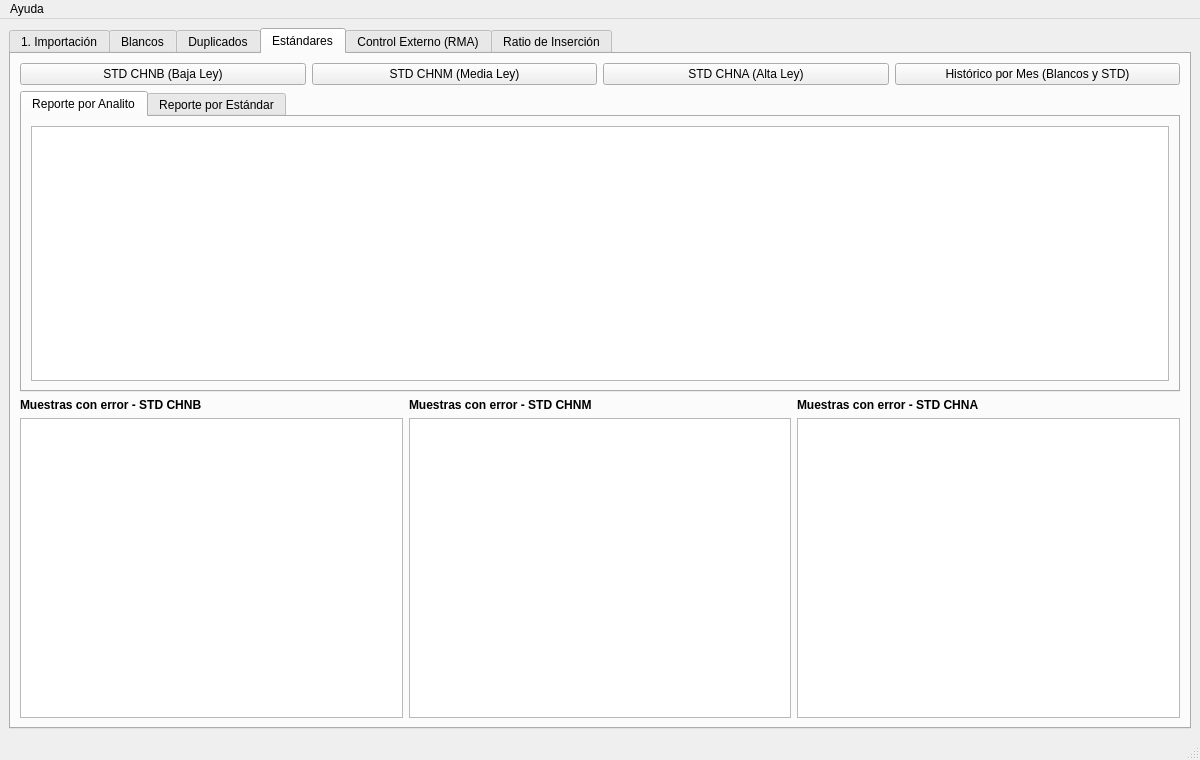
Qt form qaqcbs.ui (frecines/Lab1) before a commit.
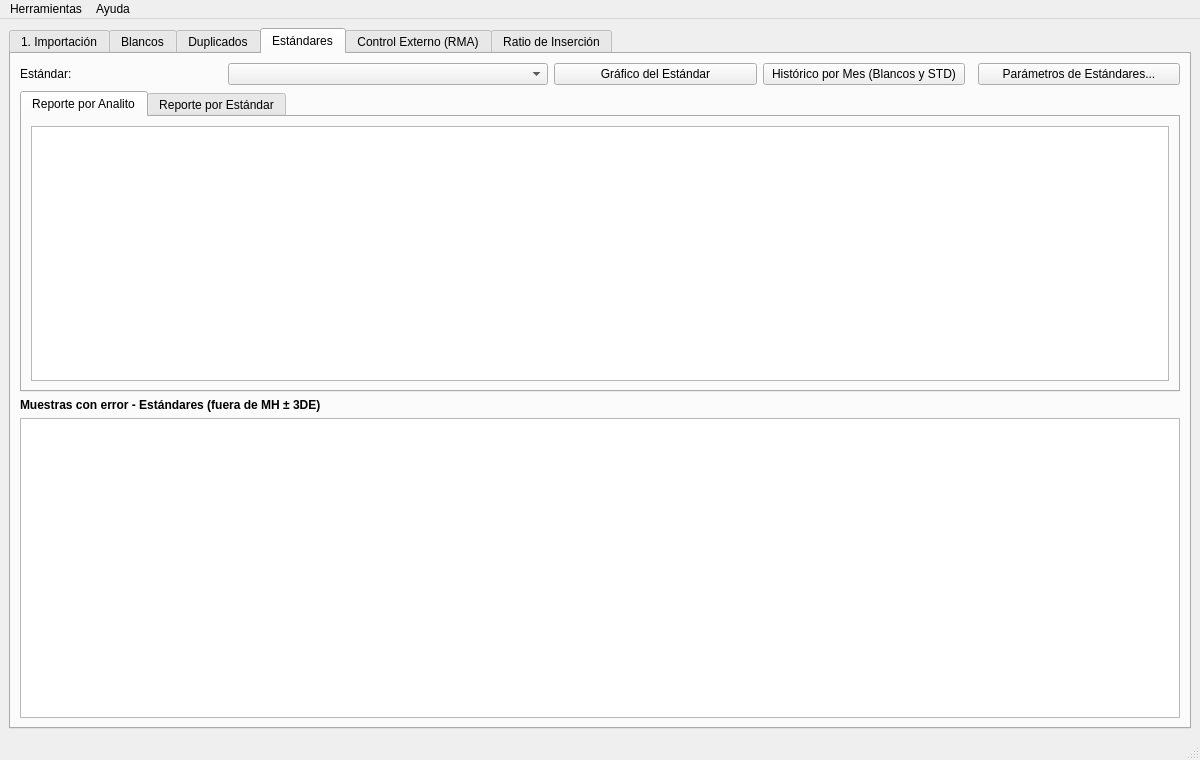
The same form after that commit. The open tabs and pages were chosen to show the change.

```diff
--- a/qaqcbs.ui
+++ b/qaqcbs.ui
@@ -492,23 +492,26 @@
         <item row="0" column="0" colspan="3">
          <layout class="QHBoxLayout" name="layoutBotonesSTD">
           <item>
-           <widget class="QPushButton" name="CHNB">
+           <widget class="QLabel" name="lblSTD">
             <property name="text">
-             <string>STD CHNB (Baja Ley)</string>
+             <string>Estándar:</string>
             </property>
            </widget>
           </item>
           <item>
-           <widget class="QPushButton" name="CHNM">
-            <property name="text">
-             <string>STD CHNM (Media Ley)</string>
+           <widget class="QComboBox" name="cmbSTD">
+            <property name="minimumSize">
+             <size>
+              <width>320</width>
+              <height>0</height>
+             </size>
             </property>
            </widget>
           </item>
           <item>
            <widget class="QPushButton" name="CHNA">
             <property name="text">
-             <string>STD CHNA (Alta Ley)</string>
+             <string>Gráfico del Estándar</string>
             </property>
            </widget>
           </item>
@@ -519,6 +522,20 @@
             </property>
            </widget>
           </item>
+          <item>
+           <spacer name="spacerSTD">
+            <property name="orientation">
+             <enum>Qt::Horizontal</enum>
+            </property>
+           </spacer>
+          </item>
+          <item>
+           <widget class="QPushButton" name="ParamSTD">
+            <property name="text">
+             <string>Parámetros de Estándares...</string>
+            </property>
+           </widget>
+          </item>
          </layout>
         </item>
         <item row="1" column="0" colspan="3">
@@ -545,35 +562,15 @@
           </widget>
          </widget>
         </item>
-        <item row="2" column="0">
+        <item row="2" column="0" colspan="3">
          <widget class="QLabel" name="label_16">
           <property name="text">
-           <string>&lt;b&gt;Muestras con error - STD CHNB&lt;/b&gt;</string>
+           <string>&lt;b&gt;Muestras con error - Estándares (fuera de MH ± 3DE)&lt;/b&gt;</string>
           </property>
          </widget>
         </item>
-        <item row="2" column="1">
-         <widget class="QLabel" name="label_20">
-          <property name="text">
-           <string>&lt;b&gt;Muestras con error - STD CHNM&lt;/b&gt;</string>
-          </property>
-         </widget>
-        </item>
-        <item row="2" column="2">
-         <widget class="QLabel" name="label_21">
-          <property name="text">
-           <string>&lt;b&gt;Muestras con error - STD CHNA&lt;/b&gt;</string>
-          </property>
-         </widget>
-        </item>
-        <item row="3" column="0">
-         <widget class="QTableWidget" name="E_STDB"/>
-        </item>
-        <item row="3" column="1">
-         <widget class="QTableWidget" name="E_STDM"/>
-        </item>
-        <item row="3" column="2">
-         <widget class="QTableWidget" name="E_STDA"/>
+        <item row="3" column="0" colspan="3">
+         <widget class="QTableWidget" name="E_STD"/>
         </item>
        </layout>
       </widget>
@@ -750,12 +747,19 @@
    </layout>
   </widget>
   <widget class="QMenuBar" name="menubar">
+   <widget class="QMenu" name="menuHerramientas">
+    <property name="title">
+     <string>Herramientas</string>
+    </property>
+    <addaction name="actionEstandares"/>
+   </widget>
    <widget class="QMenu" name="menuAyuda">
     <property name="title">
      <string>Ayuda</string>
     </property>
     <addaction name="actionAcerca"/>
    </widget>
+   <addaction name="menuHerramientas"/>
    <addaction name="menuAyuda"/>
   </widget>
   <widget class="QStatusBar" name="statusbar"/>
```
Left out of the diff: 7 changed lines with no effect on the pictures.
